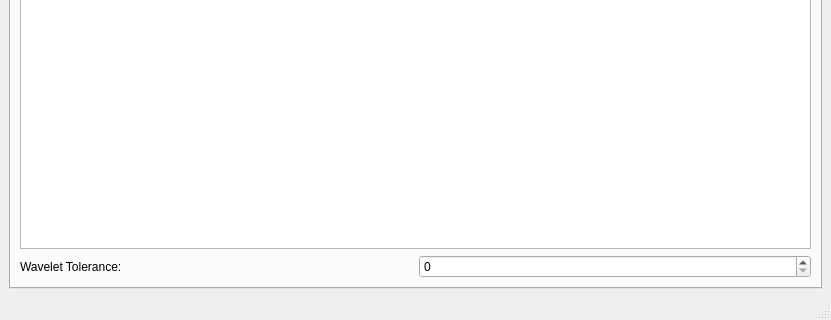
This is SimpleView/main.ui in mfitzp/toolz as Qt 5 draws it before an edit; both pictures show x 0 to 831 and y 411 to 731 of the 831 by 731 pixel window. The edited form follows.
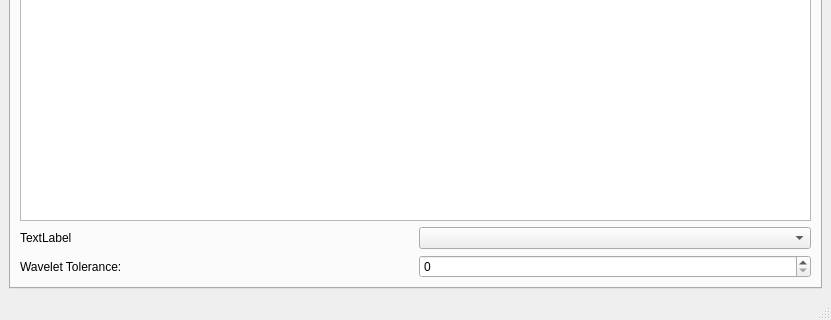
This is the edited form. The open tabs and pages were chosen to show the change. Icons and pictures are not drawn. Custom widgets are drawn as their Qt base class.

```diff
--- a/SimpleView/main.ui
+++ b/SimpleView/main.ui
@@ -1545,8 +1545,8 @@
        <attribute name="title" >
         <string>Misc</string>
        </attribute>
-       <layout class="QVBoxLayout" >
-        <item>
+       <layout class="QGridLayout" >
+        <item row="0" column="0" >
          <layout class="QHBoxLayout" >
           <item>
            <widget class="QPushButton" name="loadHDF5FP_Btn" >
@@ -1577,7 +1577,7 @@
           </property>
          </widget>
         </item>
-        <item>
+        <item row="2" column="0" >
          <layout class="QHBoxLayout" >
           <item>
            <widget class="QLabel" name="test" >
@@ -1601,7 +1601,7 @@
           </item>
          </layout>
         </item>
-        <item>
+        <item row="3" column="0" >
          <widget class="QTreeWidget" name="groupTreeWidget1" >
           <property name="selectionMode" >
            <enum>QAbstractItemView::ExtendedSelection</enum>
@@ -1627,7 +1627,21 @@
           </column>
          </widget>
         </item>
-        <item>
+        <item row="4" column="0" >
+         <layout class="QHBoxLayout" >
+          <item>
+           <widget class="QLabel" name="label_20" >
+            <property name="text" >
+             <string>TextLabel</string>
+            </property>
+           </widget>
+          </item>
+          <item>
+           <widget class="QComboBox" name="comboBox_2" />
+          </item>
+         </layout>
+        </item>
+        <item row="6" column="0" >
          <layout class="QHBoxLayout" >
           <item>
            <widget class="QLabel" name="label_18" >
```
Left out of the diff: 32 changed lines with no effect on the pictures.
